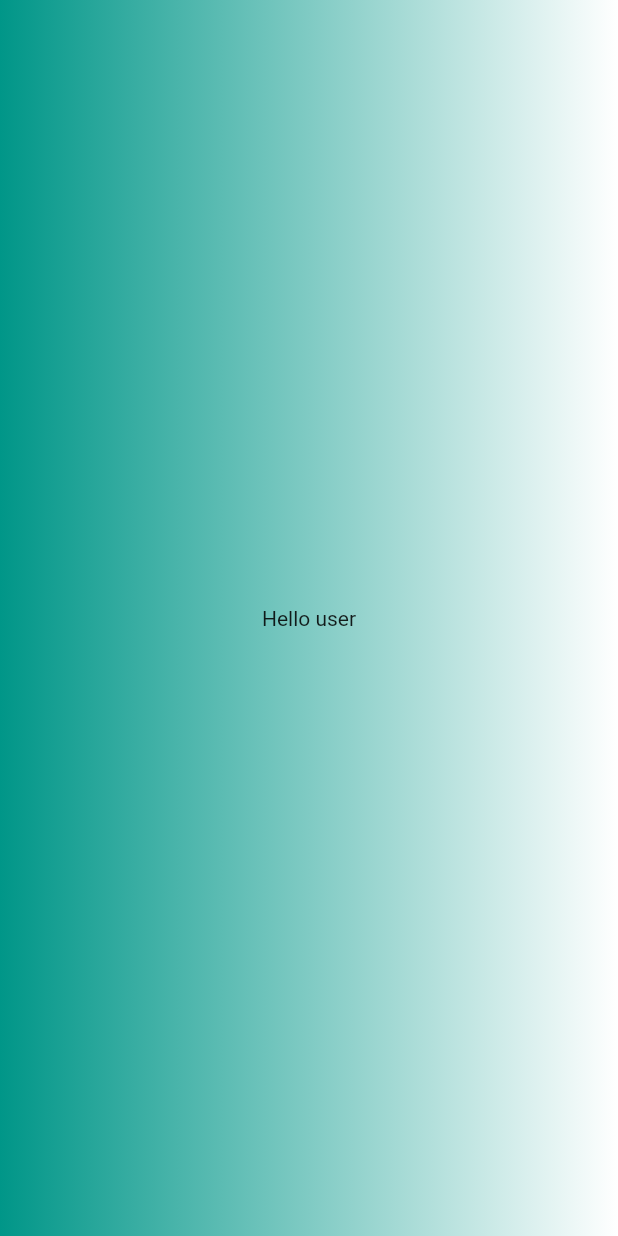
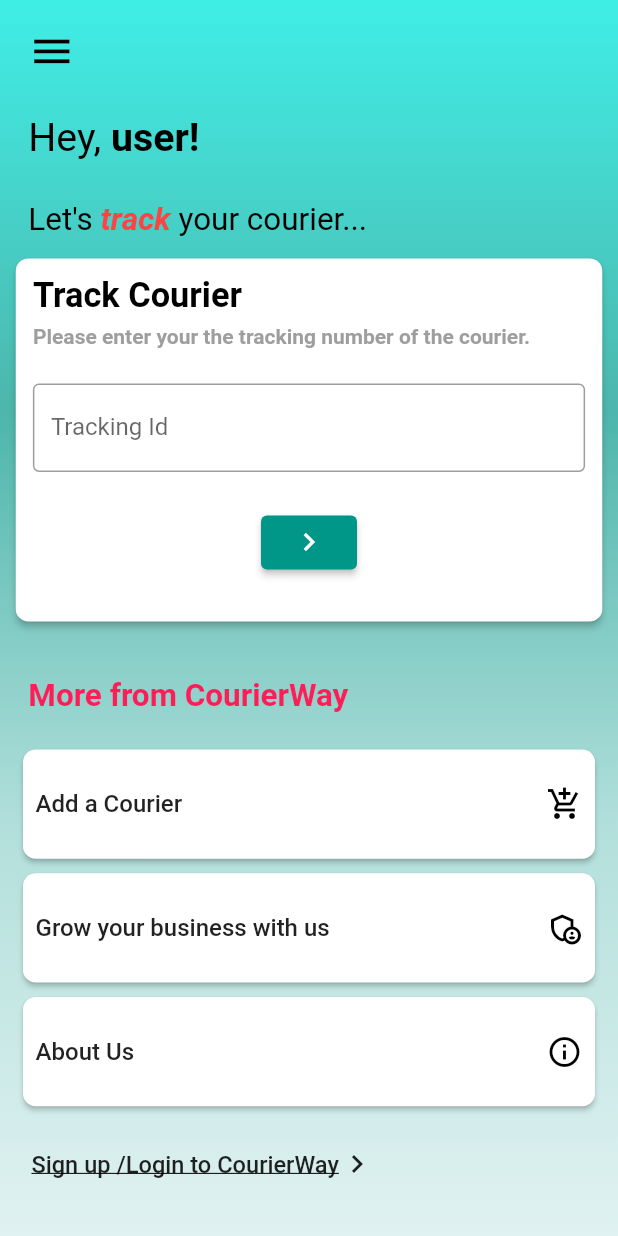
Before and after one commit to whattadarsh/courierManagementSystem, a Flutter app: the screen it shows after launch, on a phone screen of 412 x 824 dp. Run offline on Flutter 3.47's test engine with Material 2 defaults, Android fonts, the phone set to English and light mode, and no system bars; our stand-ins replace flutter_screenutil; missing offline and left inert: firebase; accounts and stored records are empty.

Commit message:
[MOD] welcome_page.dart completed

```diff
--- /dev/null
+++ b/lib/core/screens/aboutus.dart
@@ -0,0 +1,38 @@
+import 'package:flutter/material.dart';
+import 'package:flutter_screenutil/flutter_screenutil.dart';
+
+class Aboutus extends StatefulWidget {
+  static const routeName = "/Aboutus";
+  @override
+  _AboutusState createState() => _AboutusState();
+}
+
+class _AboutusState extends State<Aboutus> {
+  @override
+  Widget build(BuildContext context) {
+    ///ScreenUtil for Responsive UI
+    ScreenUtil.init(
+      context,
+      //For Redmi Note 9
+      width: 392.72727272727275,
+      height: 850.9090909090909,
+      //For Redmi Note 7 pro
+      //width: 360,
+      //height: 720,
+      allowFontScaling: true,
+    );
+    return Scaffold(
+      appBar: AppBar(
+        title: Text("About us"),
+      ),
+      body: Container(
+        child: Center(
+          child: Text(
+            "Created with ❤ by Adarsh Srivastava",
+            style: Theme.of(context).textTheme.headline6,
+          ),
+        ),
+      ),
+    );
+  }
+}
--- a/lib/main.dart
+++ b/lib/main.dart
@@ -1,8 +1,12 @@
+import 'package:couriermanagementsystem/core/screens/aboutus.dart';
+import 'package:couriermanagementsystem/modules/customer/features/tracking_page/screens/courier_status_page.dart';
+import 'package:couriermanagementsystem/modules/customer/features/tracking_page/screens/create_shipment_page.dart';
+import 'package:couriermanagementsystem/shared/theme.dart';
 import 'package:flutter/material.dart';
 
 /// Project Import
 import 'shared/common.dart';
-import 'modules/customer/welcome_page.dart';
+import 'modules/customer/features/tracking_page/screens/welcome_page.dart';
 
 void main() {
   runApp(MyApp());
@@ -12,23 +16,19 @@ class MyApp extends StatelessWidget {
   // This widget is the root of your application.
   @override
   Widget build(BuildContext context) {
+    /// ScreenUtil for Responsive UI
+
     return MaterialApp(
       title: companyName,
-      theme: ThemeData(
-        primarySwatch: Colors.teal,
-        visualDensity: VisualDensity.adaptivePlatformDensity,
-        primaryTextTheme: TextTheme(
-          headline6: TextStyle(
-            color: Colors.black,
-            fontWeight: FontWeight.w700,
-          ),
-        ),
-      ),
+      theme: appTheme,
       // home: WelcomePage(),
 
       debugShowCheckedModeBanner: false,
       routes: {
         "/": (ctx) => WelcomePage(),
+        Aboutus.routeName: (ctx) => Aboutus(),
+        CreateShipment.routeName: (ctx) => CreateShipment(),
+        CourierStatus.routeName: (ctx) => CourierStatus(),
       },
     );
   }
--- /dev/null
+++ b/lib/modules/customer/features/tracking_page/data/more_features_on_courierway.dart
@@ -0,0 +1,21 @@
+import 'package:couriermanagementsystem/core/screens/aboutus.dart';
+import 'package:couriermanagementsystem/modules/customer/features/tracking_page/screens/create_shipment_page.dart';
+import 'package:flutter/material.dart';
+
+List<Map<String, Object>> moreOnCourierWay = [
+  {
+    'icon': Icons.add_shopping_cart,
+    'navigateTo': CreateShipment.routeName,
+    'description': 'Add a Courier',
+  },
+  {
+    'icon': Icons.admin_panel_settings_outlined,
+    'navigateTo': Aboutus.routeName,
+    'description': 'Grow your business with us',
+  },
+  {
+    'icon': Icons.info_outline,
+    'navigateTo': Aboutus.routeName,
+    'description': 'About Us',
+  }
+];
--- /dev/null
+++ b/lib/modules/customer/features/tracking_page/screens/courier_status_page.dart
@@ -0,0 +1,37 @@
+import 'package:flutter/material.dart';
+import 'package:flutter_screenutil/flutter_screenutil.dart';
+
+class CourierStatus extends StatefulWidget {
+  static const routeName = "/CourierStatus";
+  @override
+  _CourierStatusState createState() => _CourierStatusState();
+}
+
+class _CourierStatusState extends State<CourierStatus> {
+  @override
+  Widget build(BuildContext context) {
+    String _trackingId = ModalRoute.of(context).settings.arguments as String;
+
+    ///ScreenUtil for Responsive UI
+    ScreenUtil.init(
+      context,
+      //For Redmi Note 9
+      width: 392.72727272727275,
+      height: 850.9090909090909,
+      //For Redmi Note 7 pro
+      //width: 360,
+      //height: 720,
+      allowFontScaling: true,
+    );
+    return Scaffold(
+      appBar: AppBar(
+        title: Text("Courier Status"),
+      ),
+      body: Container(
+        child: Center(
+          child: Text("Courier Status of $_trackingId"),
+        ),
+      ),
+    );
+  }
+}
--- a/lib/modules/customer/features/tracking_page/ui/tracking_page.dart
+++ b/lib/modules/customer/features/tracking_page/screens/create_shipment_page.dart
@@ -1,13 +1,13 @@
 import 'package:flutter/material.dart';
 import 'package:flutter_screenutil/flutter_screenutil.dart';
 
-class TrackCourier extends StatefulWidget {
-  static const routeName = "/TrackCourier";
+class CreateShipment extends StatefulWidget {
+  static const routeName = "/CreateShipment";
   @override
-  _TrackCourierState createState() => _TrackCourierState();
+  _CreateShipmentState createState() => _CreateShipmentState();
 }
 
-class _TrackCourierState extends State<TrackCourier> {
+class _CreateShipmentState extends State<CreateShipment> {
   @override
   Widget build(BuildContext context) {
     ///ScreenUtil for Responsive UI
@@ -23,11 +23,11 @@ class _TrackCourierState extends State<TrackCourier> {
     );
     return Scaffold(
       appBar: AppBar(
-        title: Text("TrackCourier"),
+        title: Text("CreateShipment"),
       ),
       body: Container(
         child: Center(
-          child: Text("TrackCourier"),
+          child: Text("CreateShipment"),
         ),
       ),
     );
--- /dev/null
+++ b/lib/modules/customer/features/tracking_page/screens/welcome_page.dart
@@ -0,0 +1,146 @@
+import 'package:couriermanagementsystem/shared/common.dart';
+import 'package:flutter/material.dart';
+import 'package:flutter_screenutil/flutter_screenutil.dart';
+
+import '../widgets/more_on_courierway.dart';
+import '../widgets/tracking_widget.dart';
+
+class WelcomePage extends StatelessWidget {
+  @override
+  Widget build(BuildContext context) {
+    var scaffoldKey = GlobalKey<ScaffoldState>();
+
+    /// ScreenUtil for Responsive UI
+    ScreenUtil.init(
+      context,
+      width: 392.72727272727275,
+      height: 850.9090909090909,
+      allowFontScaling: true,
+    );
+    var _greetingsToUser = Container(
+      padding: EdgeInsets.all(8.w),
+      child: RichText(
+        text: TextSpan(
+          text: "Hey, ",
+          style: TextStyle(
+            fontSize: 25.sp,
+            color: Colors.black,
+          ),
+          children: [
+            TextSpan(
+              text: "user!", //TODO: Change with customer name if logged in
+              style: TextStyle(
+                fontSize: 25.sp,
+                fontWeight: FontWeight.w700,
+                color: Colors.black,
+              ),
+            ),
+          ],
+        ),
+      ),
+    );
+    var _body = SafeArea(
+      child: Container(
+        height: MediaQuery.of(context).size.height,
+        width: MediaQuery.of(context).size.width,
+        padding: EdgeInsets.all(10.w),
+        decoration: BoxDecoration(
+          gradient: LinearGradient(
+            colors: [
+              // Colors.teal,
+              Color(0xff3feee6),
+              Colors.teal[300],
+              Colors.teal[100],
+              Colors.teal[50],
+              // Color(0xff3feee6),
+              // Color(0xff55bcc9),
+              // Color(0xffcafafe),
+              // Colors.white,
+            ],
+            begin: Alignment.topCenter,
+            end: FractionalOffset.bottomCenter,
+          ),
+        ),
+        child: SingleChildScrollView(
+          child: Column(
+            mainAxisSize: MainAxisSize.min,
+            crossAxisAlignment: CrossAxisAlignment.start,
+            children: <Widget>[
+              /// Menu Button
+              IconButton(
+                padding: EdgeInsets.zero,
+                enableFeedback: true,
+                tooltip: "Menu",
+                icon: Icon(
+                  Icons.menu,
+                  color: Colors.black,
+                  size: 30.sp,
+                ),
+                onPressed: () {
+                  print("Opening drawer...");
+                  scaffoldKey.currentState.openDrawer();
+                },
+              ),
+              //Vertical Space
+              SizedBox(
+                height: 10.h,
+              ),
+
+              /// Greetings to User
+              _greetingsToUser,
+              //Vertical Space
+              SizedBox(
+                height: 10.h,
+              ),
+
+              /// Courier Tracking Widget
+              TrackCourier(),
+              //Vertical Space
+              SizedBox(
+                height: 10.h,
+              ),
+
+              /// Widget to show more features of the app
+              MoreOnCourierWay(),
+              //Vertical Space
+              SizedBox(
+                height: 10.h,
+              ),
+
+              /// Signup Invitation
+              FlatButton(
+                padding: EdgeInsets.all(10.w),
+                onPressed: () {
+                  print("navigate to Signup Page");
+                },
+                child: Row(
+                  children: [
+                    Text(
+                      "Sign up /Login to $companyName",
+                      style: TextStyle(
+                        decoration: TextDecoration.underline,
+                        fontSize: 15.sp,
+                      ),
+                    ),
+                    Icon(
+                      Icons.chevron_right,
+                    ),
+                  ],
+                ),
+              ),
+            ],
+          ),
+        ),
+      ),
+    );
+    return Scaffold(
+      key: scaffoldKey,
+      drawer: Container(
+        child: Text("Drawer"),
+      ),
+      // Disable opening the drawer with a swipe gesture.
+      // drawerEnableOpenDragGesture: false,
+      body: _body,
+    );
+  }
+}
--- /dev/null
+++ b/lib/modules/customer/features/tracking_page/widgets/more_on_courierway.dart
@@ -0,0 +1,85 @@
+import 'package:couriermanagementsystem/modules/customer/features/tracking_page/data/more_features_on_courierway.dart';
+import 'package:couriermanagementsystem/shared/common.dart';
+import 'package:couriermanagementsystem/shared/theme.dart';
+import 'package:flutter/material.dart';
+import 'package:flutter_screenutil/flutter_screenutil.dart';
+
+class MoreOnCourierWay extends StatefulWidget {
+  @override
+  _MoreOnCourierWayState createState() => _MoreOnCourierWayState();
+}
+
+class _MoreOnCourierWayState extends State<MoreOnCourierWay> {
+  @override
+  Widget build(BuildContext context) {
+    /// ScreenUtil for Responsive UI
+    ScreenUtil.init(
+      context,
+      width: 392.72727272727275,
+      height: 850.9090909090909,
+      allowFontScaling: true,
+    );
+    return Column(
+      mainAxisSize: MainAxisSize.min,
+      children: [
+        //Vertical Space
+        SizedBox(
+          height: 20.h,
+        ),
+        Container(
+          padding: EdgeInsets.all(8.w),
+          alignment: Alignment.centerLeft,
+          child: Text(
+            "More from $companyName",
+            style: TextStyle(
+              fontSize: 20.sp,
+              color: appThemeColor6,
+              fontWeight: FontWeight.w700,
+            ),
+          ),
+        ),
+        //Vertical Space
+        SizedBox(
+          height: 10.h,
+        ),
+        ...moreOptions(),
+      ],
+    );
+  }
+
+  List<Widget> moreOptions() {
+    return List.generate(
+      moreOnCourierWay.length,
+      (idx) {
+        var cardItem = moreOnCourierWay[idx];
+        return Card(
+          margin: EdgeInsets.all(5.h),
+          shape: RoundedRectangleBorder(
+            borderRadius: BorderRadius.circular(8.sp),
+          ),
+          child: ListTile(
+            enabled: true,
+            contentPadding: EdgeInsets.all(8.w),
+            title: Text(
+              cardItem['description'].toString(),
+              style: TextStyle(
+                fontWeight: FontWeight.w500,
+              ),
+            ),
+            trailing: Icon(
+              cardItem['icon'],
+              color: Colors.black,
+            ),
+            onTap: () {
+              print("Navigation to " + cardItem['navigateTo'].toString());
+              Navigator.of(context).pushNamed(
+                cardItem['navigateTo'].toString(),
+              );
+            },
+          ),
+          elevation: 1.5,
+        );
+      },
+    );
+  }
+}
--- /dev/null
+++ b/lib/modules/customer/features/tracking_page/widgets/shipment_number_widget.dart
@@ -0,0 +1,128 @@
+import 'package:couriermanagementsystem/modules/customer/features/tracking_page/screens/courier_status_page.dart';
+import 'package:flutter/material.dart';
+import 'package:flutter_screenutil/flutter_screenutil.dart';
+
+class ShipmentNumberWidget extends StatefulWidget {
+  @override
+  _ShipmentNumberWidgetState createState() => _ShipmentNumberWidgetState();
+}
+
+class _ShipmentNumberWidgetState extends State<ShipmentNumberWidget> {
+  GlobalKey<FormState> _formKey;
+  TextEditingController shipmentNoController;
+
+  @override
+  void initState() {
+    super.initState();
+    _formKey = GlobalKey<FormState>();
+    shipmentNoController = TextEditingController();
+  }
+
+  @override
+  void dispose() {
+    shipmentNoController.dispose();
+    super.dispose();
+  }
+
+  @override
+  Widget build(BuildContext context) {
+    ///ScreenUtil for Responsive UI
+    ScreenUtil.init(
+      context,
+      width: 360,
+      height: 720,
+      allowFontScaling: true,
+    );
+
+    return Form(
+      key: _formKey,
+      child: Container(
+        width: double.infinity,
+        height: MediaQuery.of(context).size.height,
+        padding: EdgeInsets.all(10.w),
+        child: Column(
+          mainAxisAlignment: MainAxisAlignment.spaceBetween,
+          mainAxisSize: MainAxisSize.min,
+          children: <Widget>[
+            Align(
+              alignment: Alignment.centerLeft,
+              child: FittedBox(
+                fit: BoxFit.fitWidth,
+                alignment: Alignment.centerLeft,
+                child: Text(
+                  "Track Courier",
+                  style: TextStyle(
+                    color: Colors.black,
+                    fontSize: 20.sp,
+                    // fontFamily: 'Open Sans',
+                    fontWeight: FontWeight.w700,
+                  ),
+                ),
+              ),
+            ),
+            Align(
+              alignment: Alignment.centerLeft,
+              child: FittedBox(
+                fit: BoxFit.fitWidth,
+                alignment: Alignment.centerLeft,
+                child: Text(
+                  "Please enter your the tracking number of the courier.",
+                  style: TextStyle(
+                    color: Colors.grey,
+                    fontWeight: FontWeight.w700,
+                  ),
+                ),
+              ),
+            ),
+            Flexible(
+              fit: FlexFit.loose,
+              child: SizedBox(
+                height: 10.h,
+              ),
+            ),
+            TextFormField(
+              controller: shipmentNoController,
+              cursorColor: Theme.of(context).primaryColor,
+              decoration: InputDecoration(
+                labelText: "Tracking Id",
+                border: OutlineInputBorder(),
+                hintText: "xSaowAnsa1312AA",
+                floatingLabelBehavior: FloatingLabelBehavior.auto,
+              ),
+            ),
+            Flexible(
+              fit: FlexFit.loose,
+              child: SizedBox(
+                height: 10.h,
+              ),
+            ),
+            ElevatedButton(
+              child: Icon(
+                Icons.chevron_right,
+                color: Colors.white,
+              ),
+              onPressed: () {
+                if (_formKey.currentState.validate()) {
+                  _formKey.currentState.save();
+                  print("Requesting server for the courier status details..." +
+                      shipmentNoController.text.toString());
+                  Navigator.of(context).pushNamed(
+                    CourierStatus.routeName,
+                    arguments: shipmentNoController.text.toString(),
+                  );
+                }
+                shipmentNoController.clear();
+              },
+            ),
+            Flexible(
+              fit: FlexFit.loose,
+              child: SizedBox(
+                height: 10.h,
+              ),
+            ),
+          ],
+        ),
+      ),
+    );
+  }
+}
--- /dev/null
+++ b/lib/modules/customer/features/tracking_page/widgets/tracking_widget.dart
@@ -0,0 +1,77 @@
+import 'package:couriermanagementsystem/shared/theme.dart';
+
+import 'shipment_number_widget.dart';
+import 'package:flutter/material.dart';
+import 'package:flutter_screenutil/flutter_screenutil.dart';
+
+class TrackCourier extends StatefulWidget {
+  const TrackCourier({
+    Key key,
+  }) : super(key: key);
+
+  @override
+  _TrackCourierState createState() => _TrackCourierState();
+}
+
+class _TrackCourierState extends State<TrackCourier> {
+  @override
+  Widget build(BuildContext context) {
+    /// ScreenUtil for Responsive UI
+    ScreenUtil.init(
+      context,
+      width: 392.72727272727275,
+      height: 850.9090909090909,
+      allowFontScaling: true,
+    );
+    return Column(
+      mainAxisSize: MainAxisSize.min,
+      mainAxisAlignment: MainAxisAlignment.center,
+      crossAxisAlignment: CrossAxisAlignment.start,
+      children: [
+        Container(
+          padding: EdgeInsets.all(8.w),
+          child: RichText(
+            text: TextSpan(
+              text: "Let's",
+              style: TextStyle(fontSize: 20.sp, color: Colors.black),
+              children: [
+                TextSpan(
+                  text: " track",
+                  style: TextStyle(
+                    fontWeight: FontWeight.w700,
+                    fontSize: 20.sp,
+                    color: appThemeColor1,
+                    fontStyle: FontStyle.italic,
+                  ),
+                ),
+                TextSpan(
+                  text: " your courier...",
+                  style: TextStyle(
+                    fontSize: 20.sp,
+                    color: Colors.black,
+                  ),
+                ),
+              ],
+            ),
+          ),
+        ),
+        //Vertical Space
+        SizedBox(
+          height: 5.h,
+        ),
+        Card(
+          elevation: 2,
+          margin: EdgeInsets.zero,
+          shape: RoundedRectangleBorder(
+            borderRadius: BorderRadius.circular(8.sp),
+          ),
+          child: Container(
+            height: 250.h,
+            width: double.maxFinite,
+            child: ShipmentNumberWidget(),
+          ),
+        ),
+      ],
+    );
+  }
+}
--- a/lib/modules/customer/welcome_page.dart
+++ /dev/null
@@ -1,41 +0,0 @@
-import 'package:flutter/material.dart';
-import 'package:flutter_screenutil/flutter_screenutil.dart';
-
-class WelcomePage extends StatelessWidget {
-  @override
-  Widget build(BuildContext context) {
-    /// ScreenUtil for Responsive UI
-    ScreenUtil.init(
-      context,
-      width: 392.72727272727275,
-      height: 850.9090909090909,
-      allowFontScaling: true,
-    );
-    return Scaffold(
-      drawer: Container(),
-      // Disable opening the drawer with a swipe gesture.
-      drawerEnableOpenDragGesture: false,
-      // appBar: AppBar(
-      //   title: Text(companyName),
-      //   iconTheme: IconThemeData(color: Colors.black),
-      // ),
-      body: SafeArea(
-        child: Container(
-          decoration: BoxDecoration(
-            gradient: LinearGradient(
-              colors: [
-                Colors.teal,
-                Colors.white,
-              ],
-            ),
-          ),
-          child: Center(
-            child: Text(
-              "Hello user",
-            ), //TODO: Change `user` with the session user name
-          ),
-        ),
-      ),
-    );
-  }
-}
--- /dev/null
+++ b/lib/shared/theme.dart
@@ -0,0 +1,28 @@
+import 'package:flutter/material.dart';
+
+// ThemeColors
+
+Color appThemeColor01 = Color(0xffe27d60);
+Color appThemeColor02 = Color(0xff85dcbf);
+Color appThemeColor03 = Color(0xffe8a87c);
+Color appThemeColor04 = Color(0xffc38d9e);
+Color appThemeColor05 = Color(0xff41b3a3);
+
+Color appThemeColor6 = Color(0xffff1d58);
+Color appThemeColor1 = Color(0xfffc4445);
+Color appThemeColor2 = Color(0xff3feee6);
+Color appThemeColor3 = Color(0xff55bcc9);
+Color appThemeColor4 = Color(0xff97caef);
+Color appThemeColor5 = Color(0xffcafafe);
+
+ThemeData appTheme = ThemeData(
+  primarySwatch: Colors.teal,
+  primaryColor: Colors.teal,
+  visualDensity: VisualDensity.adaptivePlatformDensity,
+  primaryTextTheme: TextTheme(
+    headline6: TextStyle(
+      color: Colors.black,
+      fontWeight: FontWeight.w700,
+    ),
+  ),
+);
```
Also changed, not shown: ref/apptheme2.png (added), ref/theme_of_App.png (added), 4 other files.
